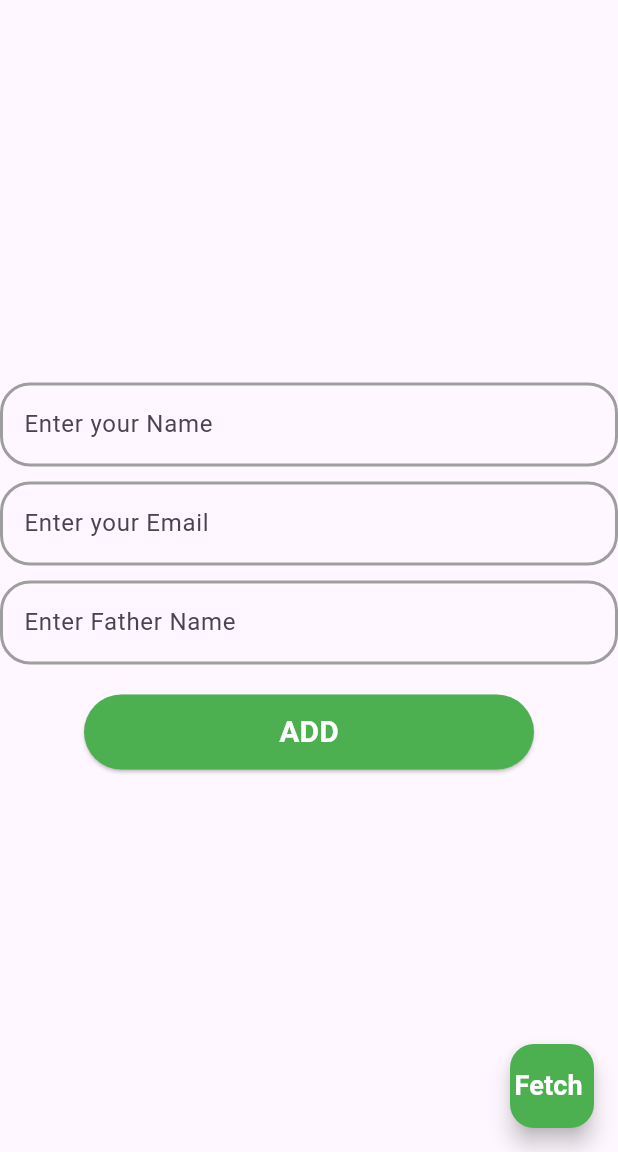
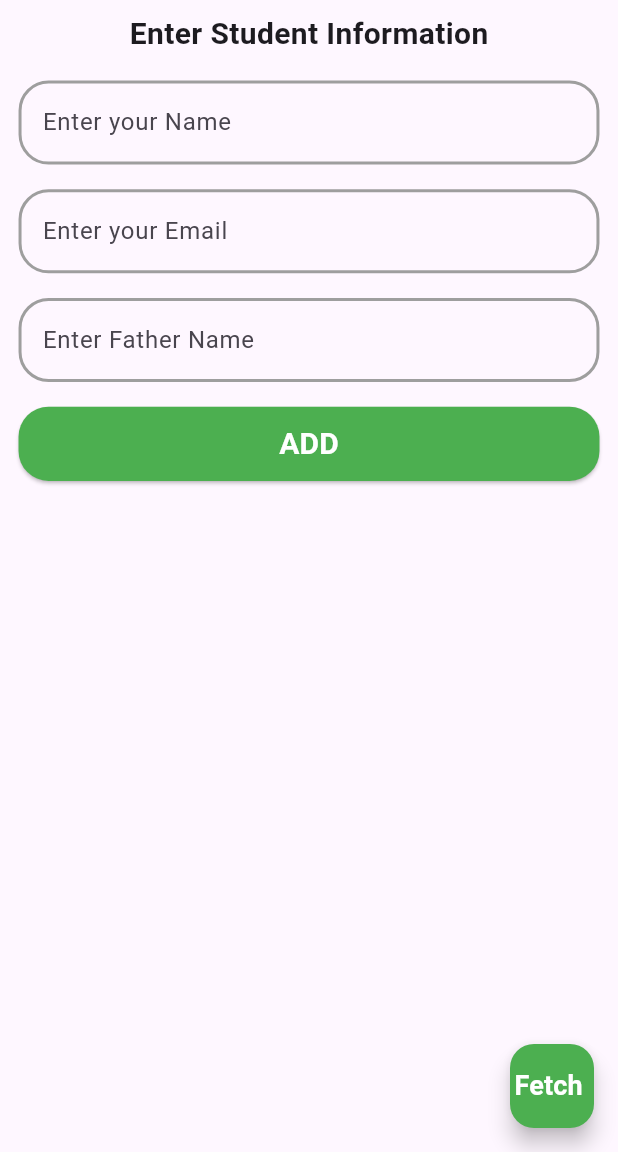
Before and after one commit to ArslanXXQazi/FireStore, a Flutter app: the screen it shows after launch, on a phone screen of 412 x 824 dp, the part 84-1236 px from its top. Run offline on Flutter 3.47's test engine with Material 3 defaults, Android fonts, the phone set to English and light mode, and no system bars; our stand-ins replace cloud_firestore, firebase_core; accounts and stored records are empty.

Commit message:
Update insert_data.dart

```diff
--- a/lib/insert_data.dart
+++ b/lib/insert_data.dart
@@ -17,6 +17,8 @@ class _InsertDataState extends State<InsertData> {
   bool loading=false;
   @override
   Widget build(BuildContext context) {
+    final height=MediaQuery.sizeOf(context).height;
+    final width=MediaQuery.sizeOf(context).width;
     return Scaffold(
       appBar: AppBar(
         backgroundColor: Colors.black,
@@ -41,9 +43,17 @@ class _InsertDataState extends State<InsertData> {
               fontWeight: FontWeight.bold,fontSize: 18,color: Colors.white,
           ),),),
       ],),
-      body: Column(
-        mainAxisAlignment: MainAxisAlignment.center,
+      body: Padding(
+        padding: EdgeInsets.symmetric(horizontal:width*.03,vertical: height*.01 ),
+        child: Column(
           children: [
+            Text('Enter Student Information',
+              style: TextStyle(
+                fontSize: 20,
+                fontWeight: FontWeight.bold,
+              ),
+            ),
+            SizedBox(height: height*.02,),
             //==================================================>>>>1st Text field
           TextFormField(
             controller: nameController,
@@ -62,7 +72,7 @@ class _InsertDataState extends State<InsertData> {
             ),
           ),
             //==================================================>>>>2nd Text field
-          SizedBox(height: 10,),
+            SizedBox(height: height*.02,),
             TextFormField(
             controller: emailController,
             decoration: InputDecoration(
@@ -81,7 +91,7 @@ class _InsertDataState extends State<InsertData> {
           ),
 
             //==================================================>>>>3rd Text field
-          SizedBox(height: 10,),
+            SizedBox(height: height*.02,),
             TextFormField(
               controller: fatherController,
               decoration: InputDecoration(
@@ -99,7 +109,7 @@ class _InsertDataState extends State<InsertData> {
               ),
             ),
 
-          SizedBox(height: 20,),
+            SizedBox(height: height*.02,),
             //==================================================>>>>ADD Button
             loading?CircularProgressIndicator()
                 :ElevatedButton(
@@ -144,7 +154,10 @@ class _InsertDataState extends State<InsertData> {
               },
               style:  ElevatedButton.styleFrom(
                 backgroundColor: Colors.green,
-              minimumSize: Size(300, 50),
+                minimumSize: Size(width*1,height*.06),
+                shape: RoundedRectangleBorder(
+                  borderRadius: BorderRadius.circular(20),
+                ),
               ),
               child:const Text(
                 'ADD',
@@ -157,6 +170,7 @@ class _InsertDataState extends State<InsertData> {
 
             ),
         ],),
+      ),
     );
   }
 }
```
Lines whose indentation alone changed are shown as unchanged.
